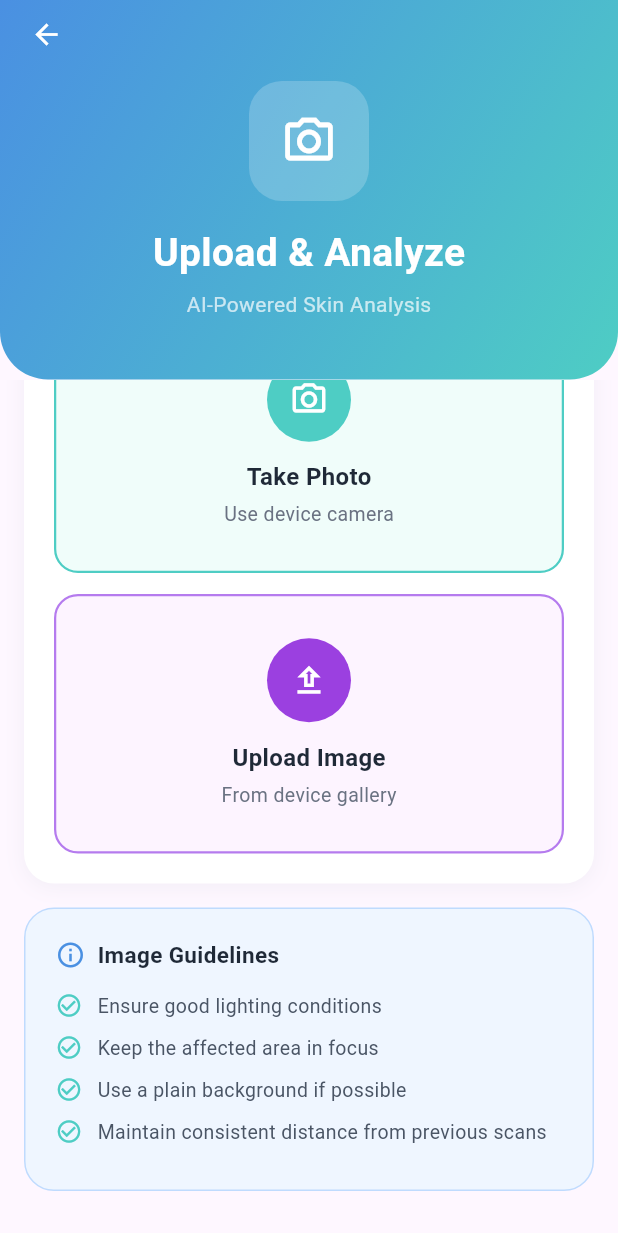
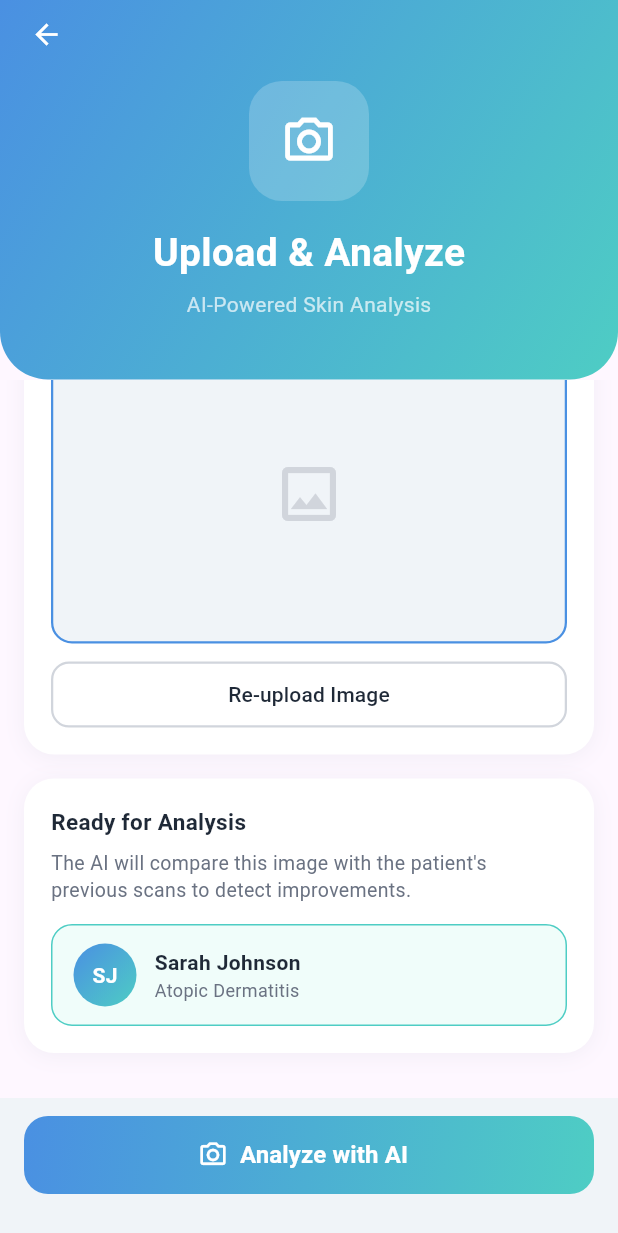
Before and after one commit to ziad-abdelalim-911/Dermalyze_app, a Flutter app: the UploadAnalyzeScreen screen opened directly, scrolled down 127 dp, after a tap on "Take Photo", on a phone screen of 412 x 824 dp. Shown: the top 1233 px of the screen. Run offline on Flutter 3.47's test engine with Material 3 defaults, Android fonts, the phone set to English and light mode, and no system bars; our stand-ins replace dio, flutter_bloc, flutter_secure_storage, flutter_spinkit, flutter_svg, gap and 3 more; accounts and stored records are empty.

Commit message:
feat: add upload analyze screen states (initial, uploaded, analyzing)

```diff
--- a/lib/features/auth/view/patients/screens/upload_analyze_screen.dart
+++ b/lib/features/auth/view/patients/screens/upload_analyze_screen.dart
@@ -1,8 +1,20 @@
 import 'package:dermalyze/core/constants/app_colors.dart';
+import 'package:dermalyze/features/auth/view/patients/widgets/ai_analysis_progress_card.dart';
+import 'package:dermalyze/features/auth/view/patients/widgets/ready_for_analysis_card.dart';
+import 'package:dermalyze/features/auth/view/patients/widgets/uploaded_image_card.dart';
 import 'package:flutter/material.dart';
 
-class UploadAnalyzeScreen extends StatelessWidget {
+enum UploadState { initial, uploaded, analyzing }
+
+class UploadAnalyzeScreen extends StatefulWidget {
   const UploadAnalyzeScreen({super.key});
+
+  @override
+  State<UploadAnalyzeScreen> createState() => _UploadAnalyzeScreenState();
+}
+
+class _UploadAnalyzeScreenState extends State<UploadAnalyzeScreen> {
+  UploadState _state = UploadState.initial;
 
   @override
   Widget build(BuildContext context) {
@@ -29,11 +41,8 @@ class UploadAnalyzeScreen extends StatelessWidget {
                       alignment: Alignment.centerLeft,
                       child: GestureDetector(
                         onTap: () => Navigator.pop(context),
-                        child: const Icon(
-                          Icons.arrow_back,
-                          color: Colors.white,
-                          size: 22,
-                        ),
+                        child: const Icon(Icons.arrow_back,
+                            color: Colors.white, size: 22),
                       ),
                     ),
                     const SizedBox(height: 20),
@@ -44,11 +53,8 @@ class UploadAnalyzeScreen extends StatelessWidget {
                         color: Colors.white.withOpacity(0.2),
                         borderRadius: BorderRadius.circular(22),
                       ),
-                      child: const Icon(
-                        Icons.camera_alt_outlined,
-                        color: Colors.white,
-                        size: 38,
-                      ),
+                      child: const Icon(Icons.camera_alt_outlined,
+                          color: Colors.white, size: 38),
                     ),
                     const SizedBox(height: 16),
                     const Text(
@@ -62,10 +68,7 @@ class UploadAnalyzeScreen extends StatelessWidget {
                     const SizedBox(height: 6),
                     const Text(
                       'AI-Powered Skin Analysis',
-                      style: TextStyle(
-                        color: Colors.white70,
-                        fontSize: 14,
-                      ),
+                      style: TextStyle(color: Colors.white70, fontSize: 14),
                     ),
                   ],
                 ),
@@ -77,9 +80,23 @@ class UploadAnalyzeScreen extends StatelessWidget {
           Expanded(
             child: SingleChildScrollView(
               padding: const EdgeInsets.fromLTRB(16, 24, 16, 30),
-              child: Column(
+              child: _state == UploadState.initial
+                  ? _buildInitialContent()
+                  : _buildUploadedContent(),
+            ),
+          ),
+
+          // ── Bottom Button ──
+          if (_state == UploadState.uploaded) _buildAnalyzeButton(),
+        ],
+      ),
+    );
+  }
+
+  // ── State: Initial ──
+  Widget _buildInitialContent() {
+    return Column(
       children: [
-                  // ── Choose Upload Method Card ──
         Container(
           width: double.infinity,
           padding: const EdgeInsets.all(20),
@@ -106,22 +123,16 @@ class UploadAnalyzeScreen extends StatelessWidget {
                 ),
               ),
               const SizedBox(height: 16),
-
               // Take Photo
               GestureDetector(
-                          onTap: () {
-                            // TODO: camera logic
-                          },
+                onTap: () => setState(() => _state = UploadState.uploaded),
                 child: Container(
                   width: double.infinity,
                   padding: const EdgeInsets.symmetric(vertical: 28),
                   decoration: BoxDecoration(
                     color: const Color(0xFFF0FDFA),
                     borderRadius: BorderRadius.circular(16),
-                              border: Border.all(
-                                color: AppColors.Turqouoise,
-                                width: 1.5,
-                              ),
+                    border: Border.all(color: AppColors.Turqouoise, width: 1.5),
                   ),
                   child: Column(
                     children: [
@@ -132,11 +143,8 @@ class UploadAnalyzeScreen extends StatelessWidget {
                           color: AppColors.Turqouoise,
                           shape: BoxShape.circle,
                         ),
-                                  child: const Icon(
-                                    Icons.camera_alt_outlined,
-                                    color: Colors.white,
-                                    size: 26,
-                                  ),
+                        child: const Icon(Icons.camera_alt_outlined,
+                            color: Colors.white, size: 26),
                       ),
                       const SizedBox(height: 12),
                       Text(
@@ -150,23 +158,16 @@ class UploadAnalyzeScreen extends StatelessWidget {
                       const SizedBox(height: 4),
                       Text(
                         'Use device camera',
-                                  style: TextStyle(
-                                    fontSize: 13,
-                                    color: AppColors.Gray,
-                                  ),
+                        style: TextStyle(fontSize: 13, color: AppColors.Gray),
                       ),
                     ],
                   ),
                 ),
               ),
-
               const SizedBox(height: 14),
-
               // Upload Image
               GestureDetector(
-                          onTap: () {
-                            // TODO: gallery logic
-                          },
+                onTap: () => setState(() => _state = UploadState.uploaded),
                 child: Container(
                   width: double.infinity,
                   padding: const EdgeInsets.symmetric(vertical: 28),
@@ -174,9 +175,7 @@ class UploadAnalyzeScreen extends StatelessWidget {
                     color: const Color(0xFFFDF4FF),
                     borderRadius: BorderRadius.circular(16),
                     border: Border.all(
-                                color: const Color(0xFFB57BEE),
-                                width: 1.5,
-                              ),
+                        color: const Color(0xFFB57BEE), width: 1.5),
                   ),
                   child: Column(
                     children: [
@@ -187,11 +186,8 @@ class UploadAnalyzeScreen extends StatelessWidget {
                           color: Color(0xFF9B40E0),
                           shape: BoxShape.circle,
                         ),
-                                  child: const Icon(
-                                    Icons.upload_outlined,
-                                    color: Colors.white,
-                                    size: 26,
-                                  ),
+                        child: const Icon(Icons.upload_outlined,
+                            color: Colors.white, size: 26),
                       ),
                       const SizedBox(height: 12),
                       Text(
@@ -205,10 +201,7 @@ class UploadAnalyzeScreen extends StatelessWidget {
                       const SizedBox(height: 4),
                       Text(
                         'From device gallery',
-                                  style: TextStyle(
-                                    fontSize: 13,
-                                    color: AppColors.Gray,
-                                  ),
+                        style: TextStyle(fontSize: 13, color: AppColors.Gray),
                       ),
                     ],
                   ),
@@ -217,31 +210,22 @@ class UploadAnalyzeScreen extends StatelessWidget {
             ],
           ),
         ),
-
         const SizedBox(height: 16),
-
-                  // ── Image Guidelines Card ──
+        // Guidelines
         Container(
           width: double.infinity,
           padding: const EdgeInsets.all(20),
           decoration: BoxDecoration(
             color: const Color(0xFFEFF6FF),
             borderRadius: BorderRadius.circular(20),
-                      border: Border.all(
-                        color: const Color(0xFFBFDBFE),
-                        width: 1,
-                      ),
+            border: Border.all(color: const Color(0xFFBFDBFE), width: 1),
           ),
           child: Column(
             crossAxisAlignment: CrossAxisAlignment.start,
             children: [
               Row(
                 children: [
-                            Icon(
-                              Icons.info_outline,
-                              color: AppColors.SkyBlue,
-                              size: 20,
-                            ),
+                  Icon(Icons.info_outline, color: AppColors.SkyBlue, size: 20),
                   const SizedBox(width: 8),
                   Text(
                     'Image Guidelines',
@@ -263,10 +247,63 @@ class UploadAnalyzeScreen extends StatelessWidget {
           ),
         ),
       ],
+    );
+  }
+
+  // ── State: Uploaded / Analyzing ──
+  Widget _buildUploadedContent() {
+    return Column(
+      children: [
+        UploadedImageCard(
+          onReupload: () => setState(() => _state = UploadState.initial),
+        ),
+        const SizedBox(height: 16),
+        const ReadyForAnalysisCard(
+          patientName: 'Sarah Johnson',
+          diagnosis: 'Atopic Dermatitis',
+        ),
+        if (_state == UploadState.analyzing) ...[
+          const SizedBox(height: 16),
+          const AiAnalysisProgressCard(),
+        ],
+      ],
+    );
+  }
+
+  // ── Analyze Button ──
+  Widget _buildAnalyzeButton() {
+    return Container(
+      padding: const EdgeInsets.fromLTRB(16, 12, 16, 28),
+      color: const Color(0xFFF0F4F8),
+      child: SizedBox(
+        width: double.infinity,
+        height: 52,
+        child: DecoratedBox(
+          decoration: BoxDecoration(
+            gradient: AppColors.primaryGradient2,
+            borderRadius: BorderRadius.circular(16),
+          ),
+          child: ElevatedButton.icon(
+            onPressed: () => setState(() => _state = UploadState.analyzing),
+            style: ElevatedButton.styleFrom(
+              backgroundColor: Colors.transparent,
+              shadowColor: Colors.transparent,
+              shape: RoundedRectangleBorder(
+                borderRadius: BorderRadius.circular(16),
+              ),
+            ),
+            icon: const Icon(Icons.camera_alt_outlined,
+                color: Colors.white, size: 20),
+            label: const Text(
+              'Analyze with AI',
+              style: TextStyle(
+                color: Colors.white,
+                fontSize: 16,
+                fontWeight: FontWeight.w600,
               ),
             ),
           ),
-        ],
+        ),
       ),
     );
   }
@@ -277,11 +314,8 @@ class UploadAnalyzeScreen extends StatelessWidget {
       child: Row(
         crossAxisAlignment: CrossAxisAlignment.start,
         children: [
-          Icon(
-            Icons.check_circle_outline,
-            color: AppColors.Turqouoise,
-            size: 18,
-          ),
+          Icon(Icons.check_circle_outline,
+              color: AppColors.Turqouoise, size: 18),
           const SizedBox(width: 10),
           Expanded(
             child: Text(
--- /dev/null
+++ b/lib/features/auth/view/patients/widgets/ai_analysis_progress_card.dart
@@ -0,0 +1,61 @@
+import 'package:dermalyze/core/constants/app_colors.dart';
+import 'package:flutter/material.dart';
+
+class AiAnalysisProgressCard extends StatelessWidget {
+  const AiAnalysisProgressCard({super.key});
+
+  @override
+  Widget build(BuildContext context) {
+    return Container(
+      width: double.infinity,
+      padding: const EdgeInsets.symmetric(vertical: 32, horizontal: 18),
+      decoration: BoxDecoration(
+        color: Colors.white,
+        borderRadius: BorderRadius.circular(20),
+        boxShadow: [
+          BoxShadow(
+            color: Colors.blueGrey.withOpacity(0.08),
+            blurRadius: 12,
+            offset: const Offset(0, 2),
+          ),
+        ],
+      ),
+      child: Column(
+        children: [
+          // Loading Circle
+          Container(
+            width: 72,
+            height: 72,
+            decoration: BoxDecoration(
+              shape: BoxShape.circle,
+              border: Border.all(color: AppColors.SkyBlue, width: 2.5),
+            ),
+            child: Center(
+              child: CircularProgressIndicator(
+                color: AppColors.Turqouoise,
+                strokeWidth: 2.5,
+              ),
+            ),
+          ),
+          const SizedBox(height: 16),
+          Text(
+            'AI Analysis in Progress',
+            style: TextStyle(
+              fontSize: 15,
+              fontWeight: FontWeight.w700,
+              color: AppColors.Black,
+            ),
+          ),
+          const SizedBox(height: 6),
+          Text(
+            'Comparing with previous scans...',
+            style: TextStyle(
+              fontSize: 13,
+              color: AppColors.Gray,
+            ),
+          ),
+        ],
+      ),
+    );
+  }
+}
--- /dev/null
+++ b/lib/features/auth/view/patients/widgets/ready_for_analysis_card.dart
@@ -0,0 +1,115 @@
+import 'package:dermalyze/core/constants/app_colors.dart';
+import 'package:flutter/material.dart';
+
+class ReadyForAnalysisCard extends StatelessWidget {
+  final String patientName;
+  final String diagnosis;
+
+  const ReadyForAnalysisCard({
+    super.key,
+    required this.patientName,
+    required this.diagnosis,
+  });
+
+  @override
+  Widget build(BuildContext context) {
+    final initials = patientName
+        .trim()
+        .split(' ')
+        .map((e) => e.isNotEmpty ? e[0] : '')
+        .take(2)
+        .join()
+        .toUpperCase();
+
+    return Container(
+      width: double.infinity,
+      padding: const EdgeInsets.all(18),
+      decoration: BoxDecoration(
+        color: Colors.white,
+        borderRadius: BorderRadius.circular(20),
+        boxShadow: [
+          BoxShadow(
+            color: Colors.blueGrey.withOpacity(0.08),
+            blurRadius: 12,
+            offset: const Offset(0, 2),
+          ),
+        ],
+      ),
+      child: Column(
+        crossAxisAlignment: CrossAxisAlignment.start,
+        children: [
+          Text(
+            'Ready for Analysis',
+            style: TextStyle(
+              fontSize: 15,
+              fontWeight: FontWeight.w700,
+              color: AppColors.Black,
+            ),
+          ),
+          const SizedBox(height: 8),
+          Text(
+            "The AI will compare this image with the patient's previous scans to detect improvements.",
+            style: TextStyle(
+              fontSize: 13,
+              color: AppColors.Gray,
+              height: 1.4,
+            ),
+          ),
+          const SizedBox(height: 14),
+          // Patient Row
+          Container(
+            padding: const EdgeInsets.symmetric(horizontal: 14, vertical: 12),
+            decoration: BoxDecoration(
+              color: const Color(0xFFF0FDFA),
+              borderRadius: BorderRadius.circular(14),
+              border: Border.all(color: AppColors.Turqouoise, width: 1),
+            ),
+            child: Row(
+              children: [
+                Container(
+                  width: 42,
+                  height: 42,
+                  decoration: BoxDecoration(
+                    gradient: AppColors.primaryGradient2,
+                    shape: BoxShape.circle,
+                  ),
+                  child: Center(
+                    child: Text(
+                      initials,
+                      style: const TextStyle(
+                        color: Colors.white,
+                        fontSize: 14,
+                        fontWeight: FontWeight.bold,
+                      ),
+                    ),
+                  ),
+                ),
+                const SizedBox(width: 12),
+                Column(
+                  crossAxisAlignment: CrossAxisAlignment.start,
+                  children: [
+                    Text(
+                      patientName,
+                      style: TextStyle(
+                        fontSize: 14,
+                        fontWeight: FontWeight.w600,
+                        color: AppColors.Black,
+                      ),
+                    ),
+                    Text(
+                      diagnosis,
+                      style: TextStyle(
+                        fontSize: 12,
+                        color: AppColors.Gray,
+                      ),
+                    ),
+                  ],
+                ),
+              ],
+            ),
+          ),
+        ],
+      ),
+    );
+  }
+}
--- /dev/null
+++ b/lib/features/auth/view/patients/widgets/uploaded_image_card.dart
@@ -0,0 +1,90 @@
+import 'package:dermalyze/core/constants/app_colors.dart';
+import 'package:flutter/material.dart';
+
+class UploadedImageCard extends StatelessWidget {
+  final VoidCallback onReupload;
+
+  const UploadedImageCard({super.key, required this.onReupload});
+
+  @override
+  Widget build(BuildContext context) {
+    return Container(
+      width: double.infinity,
+      padding: const EdgeInsets.all(18),
+      decoration: BoxDecoration(
+        color: Colors.white,
+        borderRadius: BorderRadius.circular(20),
+        boxShadow: [
+          BoxShadow(
+            color: Colors.blueGrey.withOpacity(0.08),
+            blurRadius: 12,
+            offset: const Offset(0, 2),
+          ),
+        ],
+      ),
+      child: Column(
+        crossAxisAlignment: CrossAxisAlignment.start,
+        children: [
+          // Title
+          Row(
+            children: [
+              Icon(Icons.check_circle_outline,
+                  color: AppColors.Turqouoise, size: 20),
+              const SizedBox(width: 8),
+              Text(
+                'Image Uploaded Successfully',
+                style: TextStyle(
+                  fontSize: 15,
+                  fontWeight: FontWeight.w700,
+                  color: AppColors.Black,
+                ),
+              ),
+            ],
+          ),
+          const SizedBox(height: 14),
+          // Image Placeholder
+          Container(
+            width: double.infinity,
+            height: 200,
+            decoration: BoxDecoration(
+              color: const Color(0xFFF0F4F8),
+              borderRadius: BorderRadius.circular(14),
+              border: Border.all(
+                color: AppColors.SkyBlue,
+                width: 1.5,
+              ),
+            ),
+            child: Icon(
+              Icons.image_outlined,
+              size: 48,
+              color: AppColors.Gray2,
+            ),
+          ),
+          const SizedBox(height: 12),
+          // Re-upload Button
+          SizedBox(
+            width: double.infinity,
+            height: 44,
+            child: OutlinedButton(
+              onPressed: onReupload,
+              style: OutlinedButton.styleFrom(
+                side: BorderSide(color: AppColors.Gray2, width: 1.5),
+                shape: RoundedRectangleBorder(
+                  borderRadius: BorderRadius.circular(12),
+                ),
+              ),
+              child: Text(
+                'Re-upload Image',
+                style: TextStyle(
+                  fontSize: 14,
+                  fontWeight: FontWeight.w500,
+                  color: AppColors.Black,
+                ),
+              ),
+            ),
+          ),
+        ],
+      ),
+    );
+  }
+}
```
Lines whose indentation alone changed are shown as unchanged.
